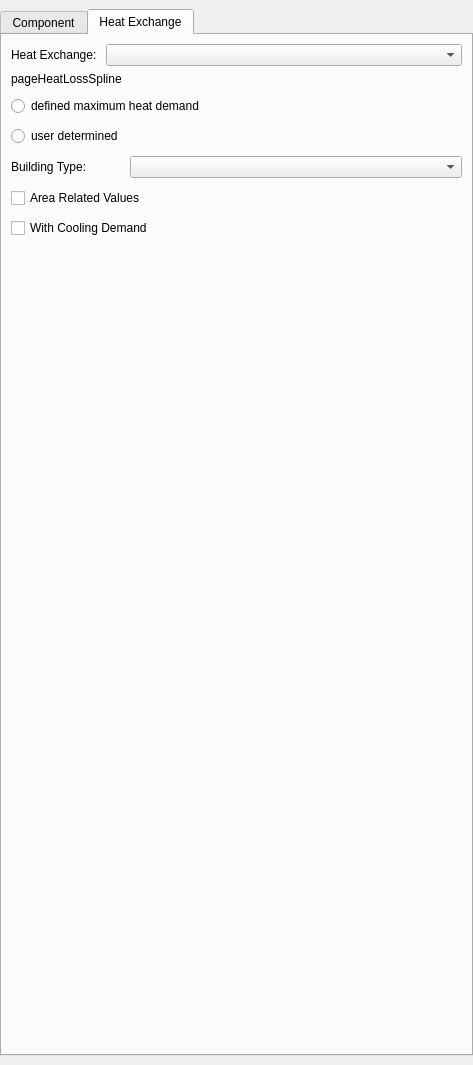
This is SIM-VICUS/src/SVNetworkComponentEditWidget.ui in Brockaaa/SIM-VICUS as Qt 5 draws it before an edit. The edited form follows.
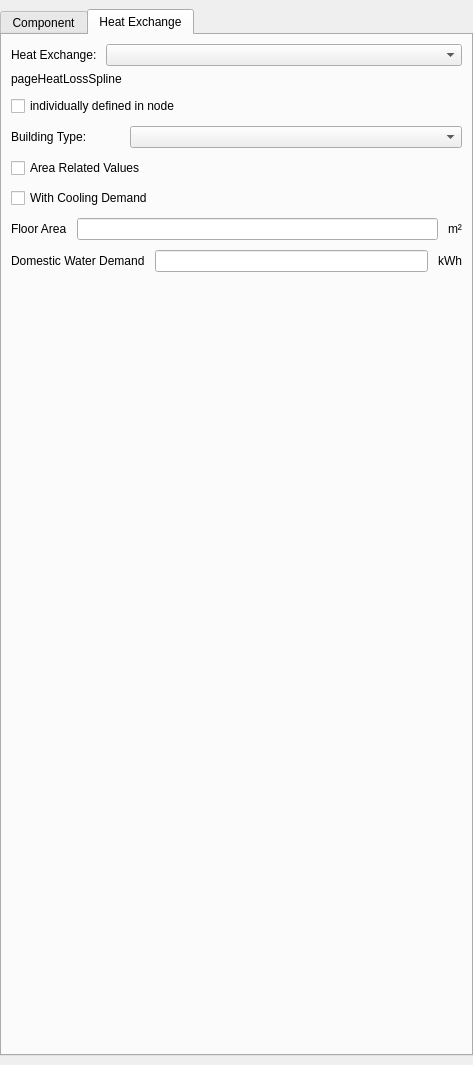
This is the edited form. The open tabs and pages were chosen to show the change. Icons and pictures are not drawn. Custom widgets are drawn as their Qt base class.

Commit message: added new icons for networkComponent modeltypes, slight rework how pixmaps are set to accomodate SVGs, further work on widget for heat exchange

```diff
--- a/SIM-VICUS/src/SVNetworkComponentEditWidget.ui
+++ b/SIM-VICUS/src/SVNetworkComponentEditWidget.ui
@@ -861,23 +861,10 @@
             </widget>
            </item>
            <item>
-            <widget class="QRadioButton" name="radioButtonHeatLossSplineDemandCurvePredef">
+            <widget class="QCheckBox" name="checkBoxHeatLossSplineDemandCurveDefinition">
              <property name="text">
-              <string>defined maximum heat demand</string>
+              <string>individually defined in node</string>
              </property>
-             <attribute name="buttonGroup">
-              <string notr="true">buttonGroupHeatLossSpline</string>
-             </attribute>
-            </widget>
-           </item>
-           <item>
-            <widget class="QRadioButton" name="radioButtonHeatLossSplineDemandCurveUser">
-             <property name="text">
-              <string>user determined</string>
-             </property>
-             <attribute name="buttonGroup">
-              <string notr="true">buttonGroupHeatLossSpline</string>
-             </attribute>
             </widget>
            </item>
            <item>
@@ -914,6 +901,48 @@
              </property>
             </widget>
            </item>
+           <item>
+            <layout class="QHBoxLayout" name="horizontalLayoutHeatLossSplineFloorArea">
+             <item>
+              <widget class="QLabel" name="labelHeatLossSplineFloorArea">
+               <property name="text">
+                <string>Floor Area</string>
+               </property>
+              </widget>
+             </item>
+             <item>
+              <widget class="QtExt::ValidatingLineEdit" name="lineEditHeatLossSplineFloorArea"/>
+             </item>
+             <item>
+              <widget class="QLabel" name="labelHeatLossSplineFloorAreaUnit">
+               <property name="text">
+                <string>m²</string>
+               </property>
+              </widget>
+             </item>
+            </layout>
+           </item>
+           <item>
+            <layout class="QHBoxLayout" name="horizontalLayoutHeatLossSplineDomesticHotWaterDemand">
+             <item>
+              <widget class="QLabel" name="labelHeatLossSplineDomesticHotWaterDemand">
+               <property name="text">
+                <string>Domestic Water Demand</string>
+               </property>
+              </widget>
+             </item>
+             <item>
+              <widget class="QtExt::ValidatingLineEdit" name="lineEditHeatLossSplineDomesticHotWaterDemand"/>
+             </item>
+             <item>
+              <widget class="QLabel" name="labelHeatLossSplineDomesticHotWaterDemandUnit">
+               <property name="text">
+                <string>kWh</string>
+               </property>
+              </widget>
+             </item>
+            </layout>
+           </item>
            <item>
             <spacer name="verticalSpacerHeatLossSpline">
              <property name="orientation">
```
Left out of the diff: 3 changed lines with no effect on the pictures. The commit also changes 19 other files.
